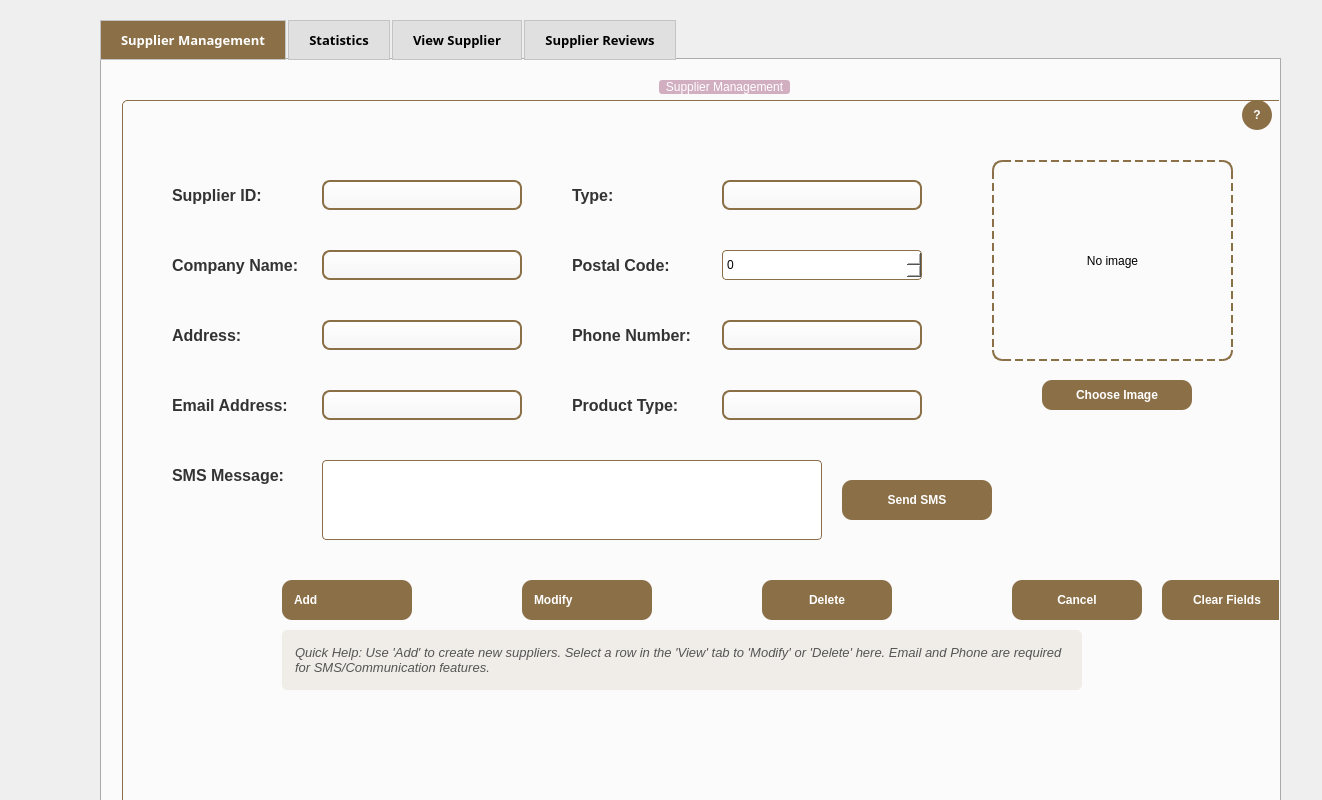
rayenkb/Esprit--PI2AC---2A4--2526-HammerDown, file supplier_management.ui: the form before one commit.
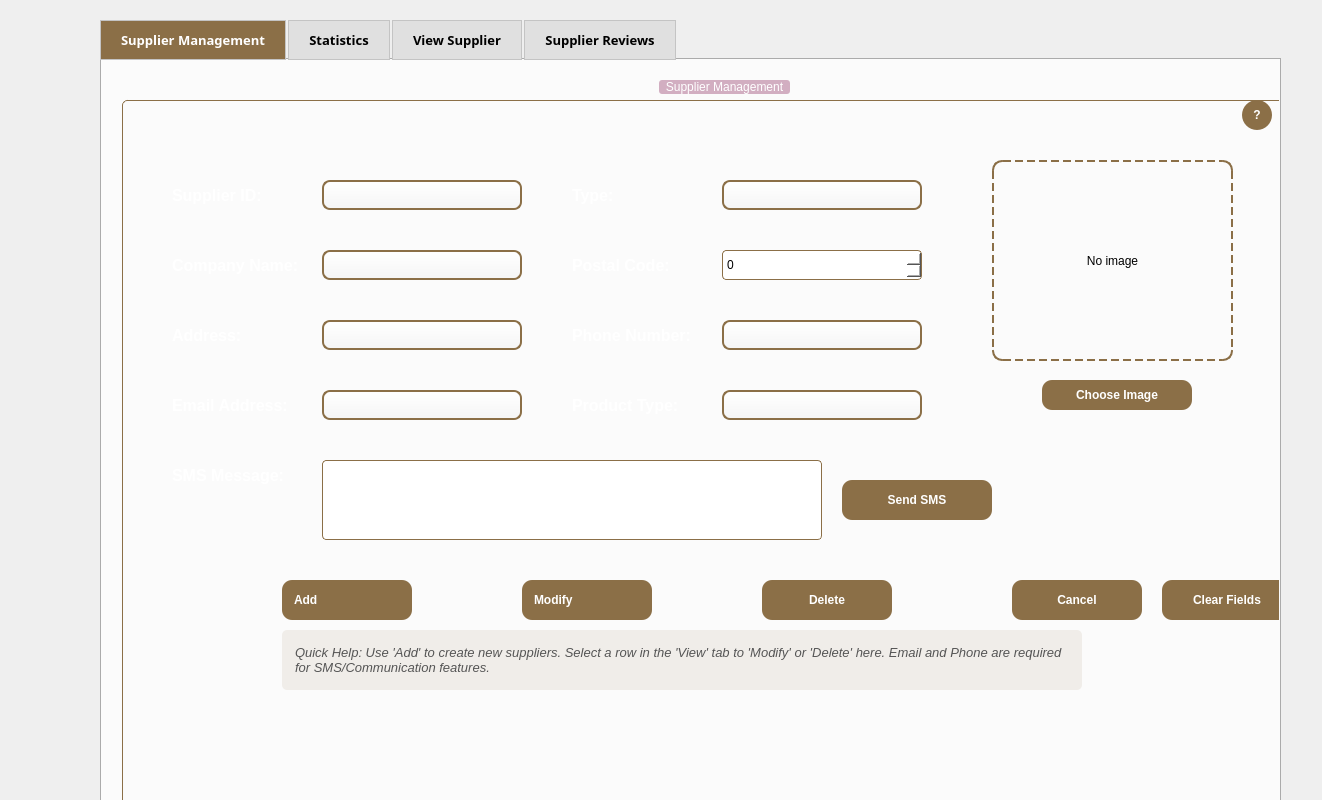
The form after the commit. The open tabs and pages were chosen to show the change. Icons and pictures are not drawn.

Diff of the .ui file:
```diff
--- a/supplier_management.ui
+++ b/supplier_management.ui
@@ -124,7 +124,7 @@
        </rect>
       </property>
       <property name="styleSheet">
-       <string notr="true">color: #333; font-size: 16px; font-weight: bold; background: transparent;
+       <string notr="true">color: white; font-size: 16px; font-weight: bold; background: transparent;
 </string>
       </property>
       <property name="text">
@@ -152,7 +152,7 @@
        </rect>
       </property>
       <property name="styleSheet">
-       <string notr="true">color: #333; font-size: 16px; font-weight: bold; background: transparent;
+       <string notr="true">color: white; font-size: 16px; font-weight: bold; background: transparent;
 </string>
       </property>
       <property name="text">
@@ -179,7 +179,7 @@
        </rect>
       </property>
       <property name="styleSheet">
-       <string notr="true">color: #333; font-size: 16px; font-weight: bold; background: transparent;
+       <string notr="true">color: white; font-size: 16px; font-weight: bold; background: transparent;
 </string>
       </property>
       <property name="text">
@@ -206,7 +206,7 @@
        </rect>
       </property>
       <property name="styleSheet">
-       <string notr="true">color: #333; font-size: 16px; font-weight: bold; background: transparent;
+       <string notr="true">color: white; font-size: 16px; font-weight: bold; background: transparent;
 </string>
       </property>
       <property name="text">
@@ -233,7 +233,7 @@
        </rect>
       </property>
       <property name="styleSheet">
-       <string notr="true">color: #333; font-size: 16px; font-weight: bold; background: transparent;
+       <string notr="true">color: white; font-size: 16px; font-weight: bold; background: transparent;
 </string>
       </property>
       <property name="text">
@@ -260,7 +260,7 @@
        </rect>
       </property>
       <property name="styleSheet">
-       <string notr="true">color: #333; font-size: 16px; font-weight: bold; background: transparent;
+       <string notr="true">color: white; font-size: 16px; font-weight: bold; background: transparent;
 </string>
       </property>
       <property name="text">
@@ -287,7 +287,7 @@
        </rect>
       </property>
       <property name="styleSheet">
-       <string notr="true">color: #333; font-size: 16px; font-weight: bold; background: transparent;
+       <string notr="true">color: white; font-size: 16px; font-weight: bold; background: transparent;
 </string>
       </property>
       <property name="text">
@@ -318,7 +318,7 @@
        </rect>
       </property>
       <property name="styleSheet">
-       <string notr="true">color: #333; font-size: 16px; font-weight: bold; background: transparent;
+       <string notr="true">color: white; font-size: 16px; font-weight: bold; background: transparent;
 </string>
       </property>
       <property name="text">
@@ -518,7 +518,7 @@
        </rect>
       </property>
       <property name="styleSheet">
-       <string notr="true">color: #333; font-size: 16px; font-weight: bold; background: transparent;
+       <string notr="true">color: white; font-size: 16px; font-weight: bold; background: transparent;
 </string>
       </property>
       <property name="text">
```
Left out of the diff: 2 changed lines with no effect on the pictures.
